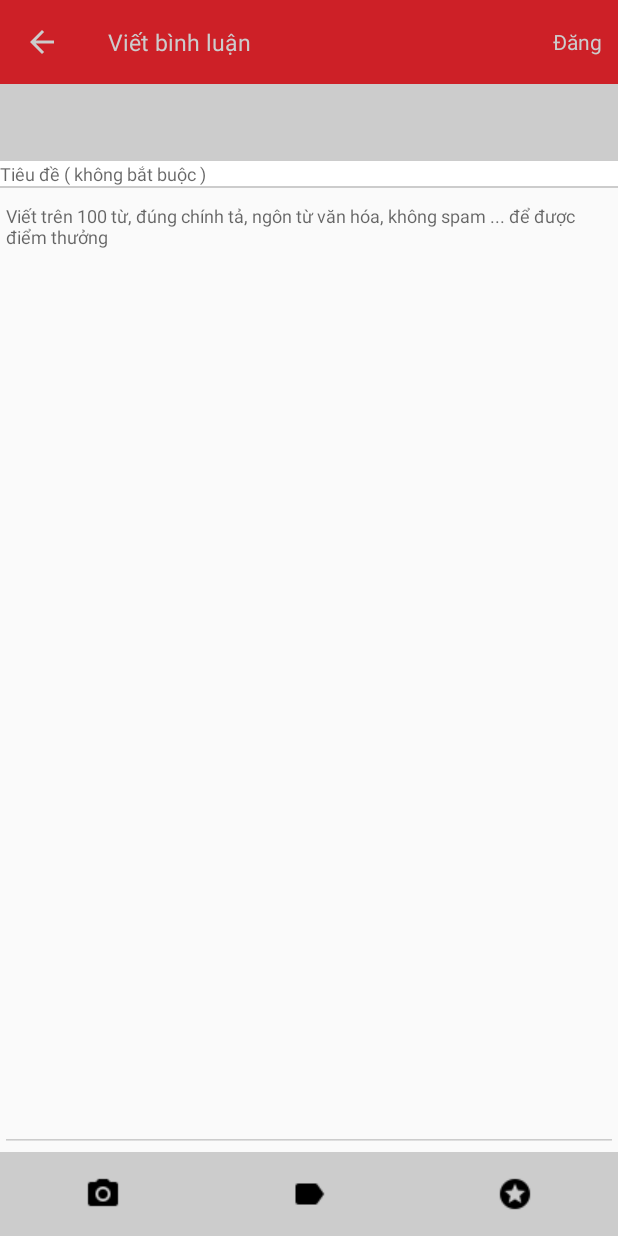
After one commit to nguyentu7696/findfood, an Android app: the BinhLuanActivity screen opened directly, with no data from a screen before it, on a phone screen of 412 x 824 dp. The commit adds this screen. Run offline under Robolectric (Android 15) with nearby library versions, the phone set to English and light mode, and no system bars; our stand-ins replace Firebase (no records; nobody signed in at launch, a user with empty details on screens opened directly).

Commit message:
đăng bình luận quán ăn

```diff
--- /dev/null
+++ b/app/src/main/java/com/anhtu/hongngoc/findfood/controller/BinhLuanController.java
@@ -0,0 +1,18 @@
+package com.anhtu.hongngoc.findfood.controller;
+
+import com.anhtu.hongngoc.findfood.model.BinhLuanModel;
+
+import java.util.List;
+
+public class BinhLuanController {
+
+    BinhLuanModel binhLuanModel;
+
+    public  BinhLuanController(){
+        binhLuanModel = new BinhLuanModel();
+    }
+
+    public void ThemBinhLuan(String maQuanAn, BinhLuanModel binhLuanModel, List<String> listHinh){
+        binhLuanModel.ThemBinhLuan(maQuanAn,binhLuanModel,listHinh);
+    }
+}
--- /dev/null
+++ b/app/src/main/java/com/anhtu/hongngoc/findfood/view/BinhLuanActivity.java
@@ -0,0 +1,131 @@
+package com.anhtu.hongngoc.findfood.view;
+
+import android.annotation.SuppressLint;
+import android.content.Intent;
+import android.content.SharedPreferences;
+import android.os.Bundle;
+import android.os.PersistableBundle;
+import android.support.annotation.Nullable;
+import android.support.v7.app.AppCompatActivity;
+import android.support.v7.widget.LinearLayoutManager;
+import android.support.v7.widget.RecyclerView;
+import android.support.v7.widget.Toolbar;
+import android.view.View;
+import android.widget.EditText;
+import android.widget.ImageButton;
+import android.widget.TextView;
+
+import com.anhtu.hongngoc.findfood.Adapters.AdapterHienThiHinhBinhLuanDuocChon;
+import com.anhtu.hongngoc.findfood.R;
+import com.anhtu.hongngoc.findfood.controller.BinhLuanController;
+import com.anhtu.hongngoc.findfood.model.BinhLuanModel;
+
+import java.util.ArrayList;
+import java.util.List;
+
+public class BinhLuanActivity extends AppCompatActivity implements View.OnClickListener  {
+
+    TextView txtTenQuanAn, txtDiaChiQuanAn,txtDangBinhLuan;
+    Toolbar toolbar;
+    EditText edTieuDeBinhLuan,edNoiDungBinhLuan;
+    ImageButton btnChonHinh;
+    RecyclerView recyclerViewChonHinhBinhLuan;
+    AdapterHienThiHinhBinhLuanDuocChon adapterHienThiHinhBinhLuanDuocChon;
+
+    final int REQUEST_CHONHINHBINHLUAN = 11;
+    String maquanan;
+    SharedPreferences sharedPreferences;
+
+    BinhLuanController binhLuanController;
+    List<String> listHinhDuocChon;
+
+    @SuppressLint("RestrictedApi")
+    @Override
+    protected void onCreate(@Nullable Bundle savedInstanceState) {
+        super.onCreate(savedInstanceState);
+        setContentView(R.layout.layout_binhluan);
+
+        maquanan = getIntent().getStringExtra("maquanan");
+        String tenquan = getIntent().getStringExtra("tenquan");
+        String diachi = getIntent().getStringExtra("diachi");
+
+        sharedPreferences = getSharedPreferences("luudangnhap",MODE_PRIVATE);
+
+        txtDiaChiQuanAn = (TextView) findViewById(R.id.txtDiaChiQuanAn);
+        txtTenQuanAn = (TextView) findViewById(R.id.txtTenQuanAn);
+        txtDangBinhLuan = (TextView) findViewById(R.id.txtDangBinhLuan);
+        edTieuDeBinhLuan = (EditText) findViewById(R.id.edTieuDeBinhLuan);
+        edNoiDungBinhLuan = (EditText) findViewById(R.id.edNoiDungBinhLuan);
+        toolbar = (Toolbar) findViewById(R.id.toolbar);
+        btnChonHinh = (ImageButton) findViewById(R.id.btnChonHinh);
+        recyclerViewChonHinhBinhLuan = (RecyclerView) findViewById(R.id.recyclerChonHinhBinhLuan);
+        RecyclerView.LayoutManager layoutManager = new LinearLayoutManager(this,LinearLayoutManager.HORIZONTAL,false);
+        recyclerViewChonHinhBinhLuan.setLayoutManager(layoutManager);
+
+        binhLuanController = new BinhLuanController();
+        listHinhDuocChon = new ArrayList<>();
+
+        toolbar.setTitle("");
+        setSupportActionBar(toolbar);
+
+        getSupportActionBar().setDisplayHomeAsUpEnabled(true);
+        getSupportActionBar().setDefaultDisplayHomeAsUpEnabled(true);
+
+        txtDiaChiQuanAn.setText(diachi);
+        txtTenQuanAn.setText(tenquan);
+
+        btnChonHinh.setOnClickListener(this);
+        txtDangBinhLuan.setOnClickListener(this);
+    }
+
+    @Override
+    public void onClick(View v) {
+        int id = v.getId();
+        switch (id){
+            case R.id.btnChonHinh:
+                Intent iChonHinhBinhLuan = new Intent(this,ChonHinhBinhLuanActivity.class);
+                startActivityForResult(iChonHinhBinhLuan,REQUEST_CHONHINHBINHLUAN);
+
+                break;
+
+            case R.id.txtDangBinhLuan:
+                BinhLuanModel binhLuanModel = new BinhLuanModel();
+                String tieude = edTieuDeBinhLuan.getText().toString();
+                String noidung = edNoiDungBinhLuan.getText().toString();
+                String mauser = sharedPreferences.getString("mauser","");
+
+                binhLuanModel.setTieude(tieude);
+                binhLuanModel.setNoidung(noidung);
+                binhLuanModel.setChamdiem(0);
+                binhLuanModel.setLuotthich(0);
+                binhLuanModel.setMauser(mauser);
+
+                binhLuanController.ThemBinhLuan(maquanan,binhLuanModel,listHinhDuocChon);
+                finish();
+                break;
+        }
+    }
+
+    @Override
+    public boolean onSupportNavigateUp() {
+        finish();
+        return true;
+    }
+
+    @Override
+    protected void onActivityResult(int requestCode, int resultCode, Intent data) {
+        super.onActivityResult(requestCode, resultCode, data);
+
+        if(requestCode == REQUEST_CHONHINHBINHLUAN){
+            if(resultCode == RESULT_OK){
+
+                listHinhDuocChon = data.getStringArrayListExtra("listHinhDuocChon");
+                adapterHienThiHinhBinhLuanDuocChon = new AdapterHienThiHinhBinhLuanDuocChon(this,R.layout.custom_layout_hienthibinhluanduocchon,listHinhDuocChon);
+                recyclerViewChonHinhBinhLuan.setAdapter(adapterHienThiHinhBinhLuanDuocChon);
+                adapterHienThiHinhBinhLuanDuocChon.notifyDataSetChanged();
+
+            }
+        }
+
+    }
+}
--- /dev/null
+++ b/app/src/main/res/layout/layout_binhluan.xml
@@ -0,0 +1,122 @@
+<?xml version="1.0" encoding="utf-8"?>
+<LinearLayout xmlns:android="http://schemas.android.com/apk/res/android"
+    android:orientation="vertical" android:layout_width="match_parent"
+    android:layout_height="match_parent">
+
+    <android.support.v7.widget.Toolbar
+        android:id="@+id/toolbar"
+        android:layout_width="match_parent"
+        android:layout_height="?attr/actionBarSize"
+        android:background="@color/colorPrimaryDark">
+
+        <TextView
+            android:layout_width="wrap_content"
+            android:layout_height="wrap_content"
+            android:text="Viết bình luận"
+            android:textColor="@color/colorAccent"
+            android:textSize="15sp" />
+
+        <TextView
+            android:id="@+id/txtDangBinhLuan"
+            android:layout_width="wrap_content"
+            android:layout_height="wrap_content"
+            android:layout_gravity="right"
+            android:layout_marginRight="5dp"
+            android:padding="5dp"
+            android:text="@string/dang"
+            android:textColor="@color/colorAccent" />
+
+    </android.support.v7.widget.Toolbar>
+
+    <LinearLayout
+        android:layout_width="match_parent"
+        android:layout_height="wrap_content"
+        android:background="@color/colorBackgroungTrangChu"
+        android:orientation="vertical"
+        android:padding="5dp"
+        >
+
+        <TextView
+            android:id="@+id/txtTenQuanAn"
+            android:layout_width="wrap_content"
+            android:layout_height="wrap_content"
+            android:text="Gogi house"
+            android:textSize="15sp"
+            android:textStyle="bold"
+            />
+
+        <TextView
+            android:id="@+id/txtDiaChiQuanAn"
+            android:layout_width="wrap_content"
+            android:layout_height="wrap_content"
+            android:text="323 Tran Hung dao"
+            />
+
+    </LinearLayout>
+
+    <EditText
+        android:id="@+id/edTieuDeBinhLuan"
+        android:layout_width="match_parent"
+        android:layout_height="wrap_content"
+        android:hint="Tiêu đề ( không bắt buộc )"
+        android:textSize="12sp"
+        android:background="#FFF"
+        />
+
+    <View
+        android:layout_width="match_parent"
+        android:layout_height="1dp"
+        android:background="@color/colorBackgroungTrangChu"
+        />
+
+    <EditText
+        android:id="@+id/edNoiDungBinhLuan"
+        android:layout_width="match_parent"
+        android:layout_height="match_parent"
+        android:hint="Viết trên 100 từ, đúng chính tả, ngôn từ văn hóa, không spam ... để được điểm thưởng"
+        android:textSize="12sp"
+        android:gravity="top"
+        android:layout_weight="1"
+        />
+
+    <android.support.v7.widget.RecyclerView
+        android:id="@+id/recyclerChonHinhBinhLuan"
+        android:layout_width="match_parent"
+        android:layout_height="wrap_content">
+
+    </android.support.v7.widget.RecyclerView>
+
+    <LinearLayout
+        android:layout_width="match_parent"
+        android:layout_height="?attr/actionBarSize"
+        android:background="@color/colorBackgroungTrangChu"
+        >
+
+        <ImageButton
+            android:id="@+id/btnChonHinh"
+            android:layout_width="wrap_content"
+            android:layout_height="match_parent"
+            android:src="@drawable/ic_photo_camera_black_24dp"
+            android:layout_weight="1"
+            android:background="@color/colorBackgroungTrangChu"
+            />
+
+        <ImageButton
+            android:layout_width="wrap_content"
+            android:layout_height="match_parent"
+            android:src="@drawable/ic_label_black_24dp"
+            android:layout_weight="1"
+            android:background="@color/colorBackgroungTrangChu"
+            />
+
+        <ImageButton
+            android:layout_width="wrap_content"
+            android:layout_height="match_parent"
+            android:src="@drawable/ic_stars_black_24dp"
+            android:layout_weight="1"
+            android:background="@color/colorBackgroungTrangChu"
+            />
+
+    </LinearLayout>
+
+</LinearLayout>
```
Also changed, not shown: app/src/main/AndroidManifest.xml (+9 -0 lines), app/src/main/java/com/anhtu/hongngoc/findfood/Adapters/AdapterChonHinhBinhLuan.java (added, +74 -0 lines), app/src/main/java/com/anhtu/hongngoc/findfood/Adapters/AdapterHienThiHinhBinhLuanDuocChon.java (added, +64 -0 lines), app/src/main/java/com/anhtu/hongngoc/findfood/model/BinhLuanModel.java (+48 -0 lines), app/src/main/java/com/anhtu/hongngoc/findfood/model/ChonHinhBinhLuanModel.java (added, +28 -0 lines), app/src/main/java/com/anhtu/hongngoc/findfood/view/ChiTietQuanAnActivity.java (+12 -6 lines), app/src/main/java/com/anhtu/hongngoc/findfood/view/ChonHinhBinhLuanActivity.java (added, +112 -0 lines), app/src/main/java/com/anhtu/hongngoc/findfood/view/DanDuongToiQuanAnActivity.java (+8 -5 lines), app/src/main/java/com/anhtu/hongngoc/findfood/view/DangNhapActivity.java (+9 -0 lines), app/src/main/res/layout/custom_layout_chonhinhbinhluan.xml (added, +23 -0 lines), app/src/main/res/layout/custom_layout_hienthibinhluanduocchon.xml (added, +24 -0 lines), app/src/main/res/layout/layout_chonhinh_binhluan.xml (added, +42 -0 lines).
